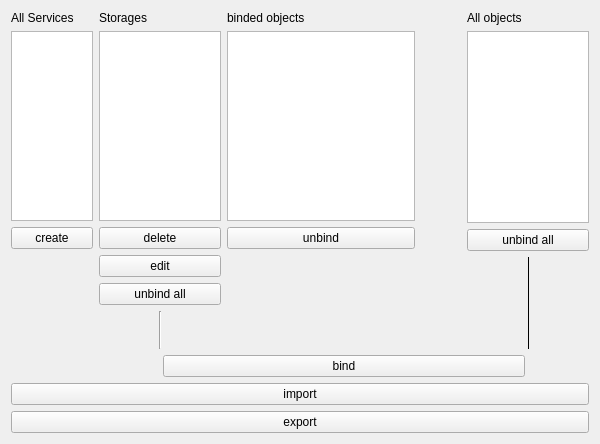
navrocky/urtconnector, file src/remote/sync_settings_form.ui: the form before one commit.
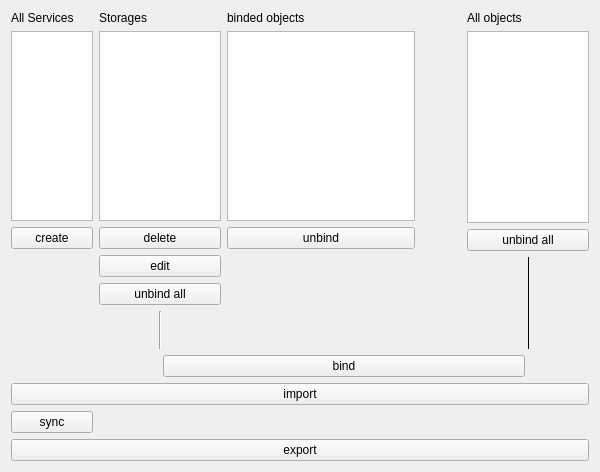
The form after the commit.

The edit to the form file:
```diff
--- a/src/remote/sync_settings_form.ui
+++ b/src/remote/sync_settings_form.ui
@@ -7,7 +7,7 @@
     <x>0</x>
     <y>0</y>
     <width>600</width>
-    <height>379</height>
+    <height>439</height>
    </rect>
   </property>
   <property name="sizePolicy">
@@ -261,13 +261,20 @@
      </property>
     </widget>
    </item>
-   <item row="3" column="0" colspan="2">
+   <item row="4" column="0" colspan="2">
     <widget class="QPushButton" name="export_btn">
      <property name="text">
       <string>export</string>
      </property>
     </widget>
    </item>
+   <item row="3" column="0">
+    <widget class="QPushButton" name="sync_btn">
+     <property name="text">
+      <string>sync</string>
+     </property>
+    </widget>
+   </item>
   </layout>
  </widget>
  <resources/>
```
